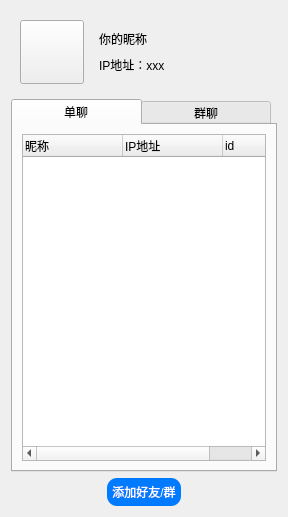
This is Qt-IM/mainwindow.ui in XiaoZheng2003/BIT-QT-IM as Qt 5 draws it before an edit. The edited form follows.
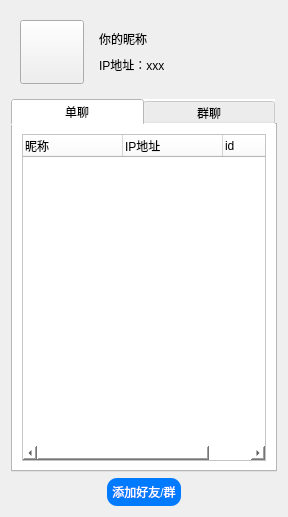
This is the edited form. Icons and pictures are not drawn.

Patch:
```diff
--- a/Qt-IM/mainwindow.ui
+++ b/Qt-IM/mainwindow.ui
@@ -78,7 +78,16 @@
    <item>
     <widget class="QTabWidget" name="tabWidget">
      <property name="styleSheet">
-      <string notr="true">QTabBar::tab { min-width: 130px; max-width: 260px; }</string>
+      <string notr="true">QTabBar::tab { min-width: 132px; max-width: 264px; }
+QWidget{
+background-color: rgb(255, 255, 255);
+}
+QTabWidget::tab-bar { 
+	alignment: center; 
+} 
+
+
+</string>
      </property>
      <property name="currentIndex">
       <number>0</number>
@@ -90,6 +99,9 @@
       <layout class="QVBoxLayout" name="verticalLayout_3">
        <item>
         <widget class="QTreeWidget" name="personList">
+         <property name="styleSheet">
+          <string notr="true">gridline-color: rgb(32, 74, 135);</string>
+         </property>
          <column>
           <property name="text">
            <string>昵称</string>
```
Left out of the diff: 6 changed lines with no effect on the pictures.
